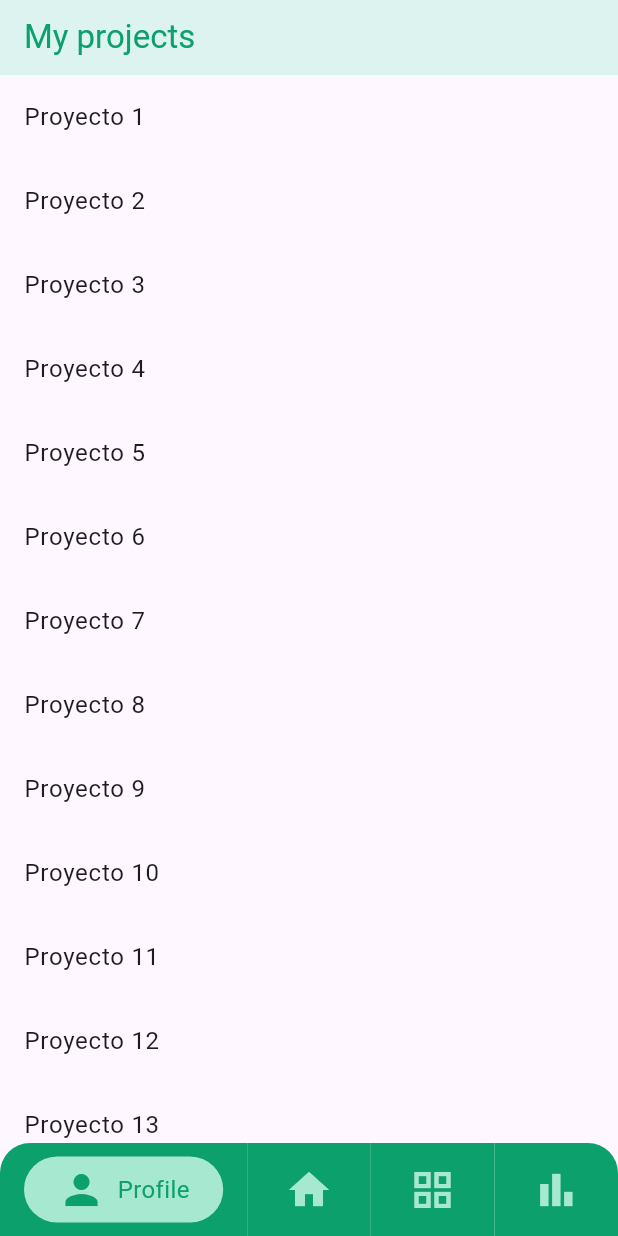
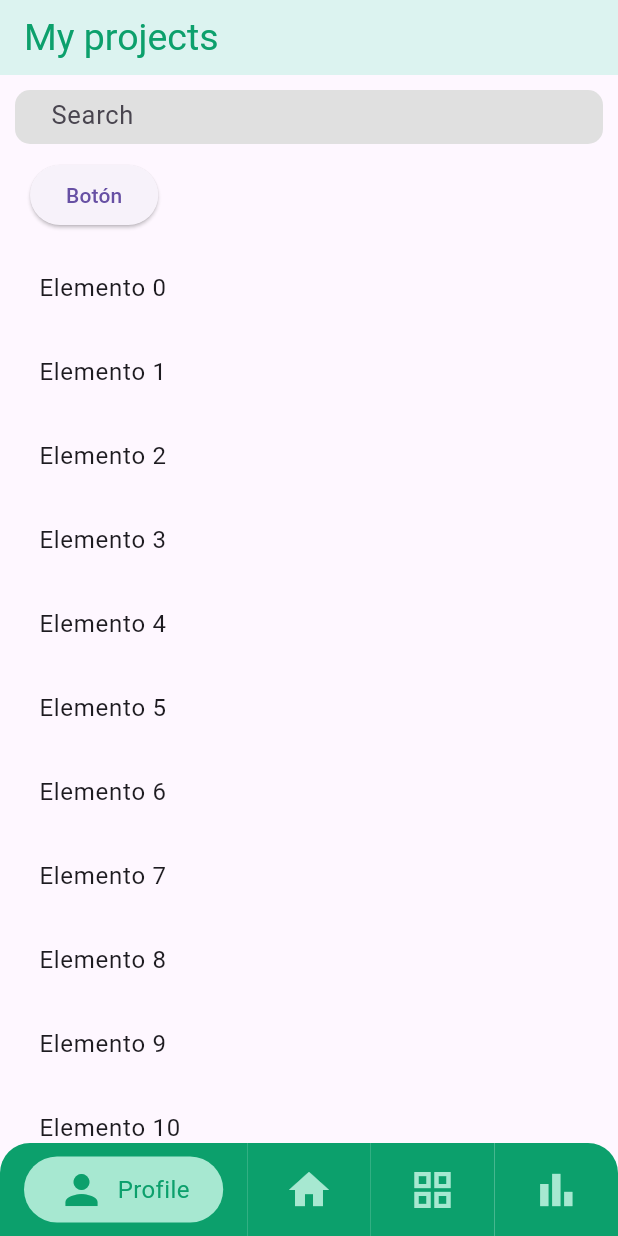
Before and after one commit to salo368/Mobile-Project-Final, a Flutter app: the screen it shows after launch, on a phone screen of 412 x 824 dp. Run offline on Flutter 3.47's test engine with Material 3 defaults, Android fonts, the phone set to English and light mode, and no system bars; our stand-ins replace get.

Commit message:
proyect update

```diff
--- a/lib/ui/projects/projects_page.dart
+++ b/lib/ui/projects/projects_page.dart
@@ -20,31 +20,62 @@ class _ProjectsPageState extends State<ProjectsPage> {
           style: TextStyle(
             color: Color(0xFF0CA06C),
             fontFamily: 'Roboto', // Cambia la fuente del texto del título
-            fontSize: 22, // Cambia el tamaño del texto del título
+            fontSize: 25, // Cambia el tamaño del texto del título
           ),
         ),
         toolbarHeight: 50,
       ),
       body: SafeArea(
-        child: SingleChildScrollView(
-          child: Column(
-            children: [
-
-              ListView.builder(
-                physics: const NeverScrollableScrollPhysics(), // Deshabilita el scroll del ListView
-                shrinkWrap: true, // Permite que el ListView tome el tamaño de su contenido
-                itemCount: 20, // Ejemplo de 10 proyectos
-                itemBuilder: (context, index) {
-                  return ListTile(
-                    title: Text('Proyecto ${index + 1}'),
-                    onTap: () {
-                      // Acción al seleccionar un proyecto
-                    },
-                  );
+        child: Column(
+          crossAxisAlignment: CrossAxisAlignment.start,
+          children: <Widget>[
+            Padding(
+              padding: const EdgeInsets.only(top: 10, bottom: 5, left: 10.0, right: 10.0),
+              child: SizedBox(
+                width: double.infinity,
+                height: 36.0,
+                child: Container(
+                  decoration: BoxDecoration(
+                    borderRadius: BorderRadius.circular(10.0), // Ajusta este valor según sea necesario
+                    color: Colors.grey[300],
+                  ),
+                  child: const TextField(
+                    style: TextStyle(fontSize: 17.0),
+                    cursorColor: Color.fromARGB(255, 49, 49, 49),
+                    decoration: InputDecoration(
+                      filled: true,
+                      fillColor: Colors.transparent, // Establece el color de relleno del TextField como transparente
+                      border: InputBorder.none,
+                      hintText: 'Search',
+                      contentPadding: EdgeInsets.only(bottom: 11.5, left: 20.0, right: 8.0),
+                    ),
+                  ),
+                ),
+              ),
+            ),
+            Padding(
+              padding: const EdgeInsets.symmetric(vertical: 5, horizontal: 20),
+              child: ElevatedButton(
+                onPressed: () {
+                  // Función que se ejecuta al presionar el botón
                 },
+                child: const Text('Botón'),
               ),
-            ],
-          ),
+            ),
+            Expanded(
+              child: Padding(
+                padding: const EdgeInsets.symmetric(vertical: 5, horizontal: 10),
+                child: ListView(
+                  children: <Widget>[
+                    for (int i = 0; i < 20; i++)
+                      ListTile(
+                        title: Text('Elemento $i'),
+                      ),
+                  ],
+                ),
+              ),
+            ),
+          ],
         ),
       ),
       bottomNavigationBar: const BottomNavigation(barState:0),
```
Also changed, not shown: lib/ui/projects/projects_resume.dart (added).
